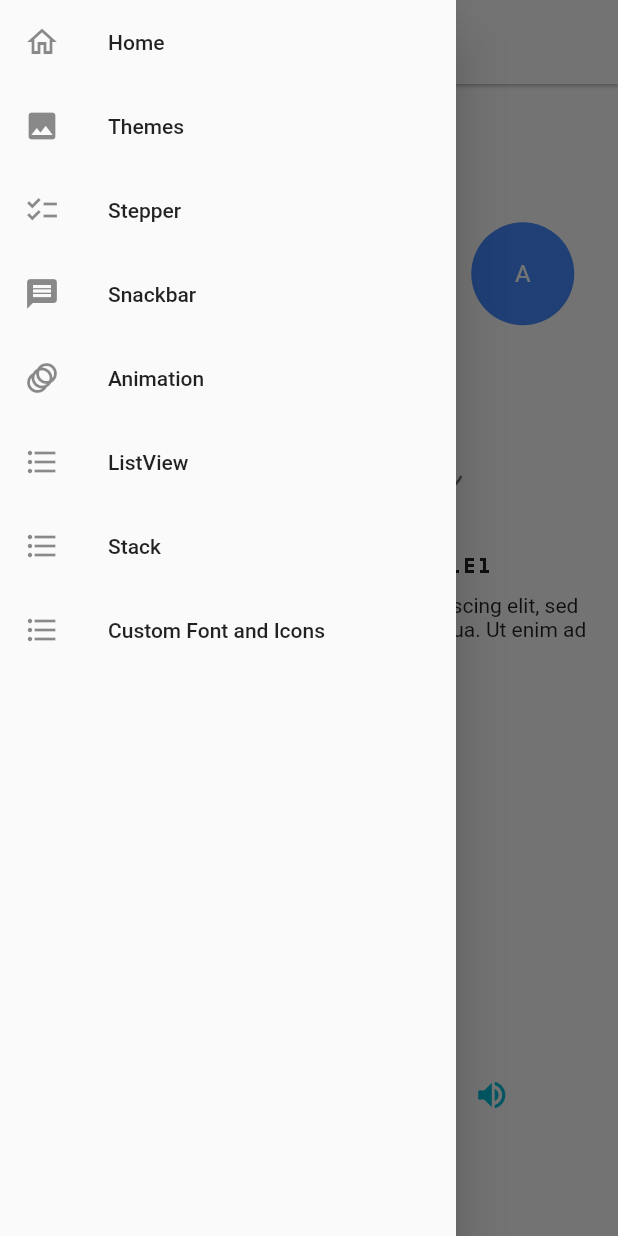
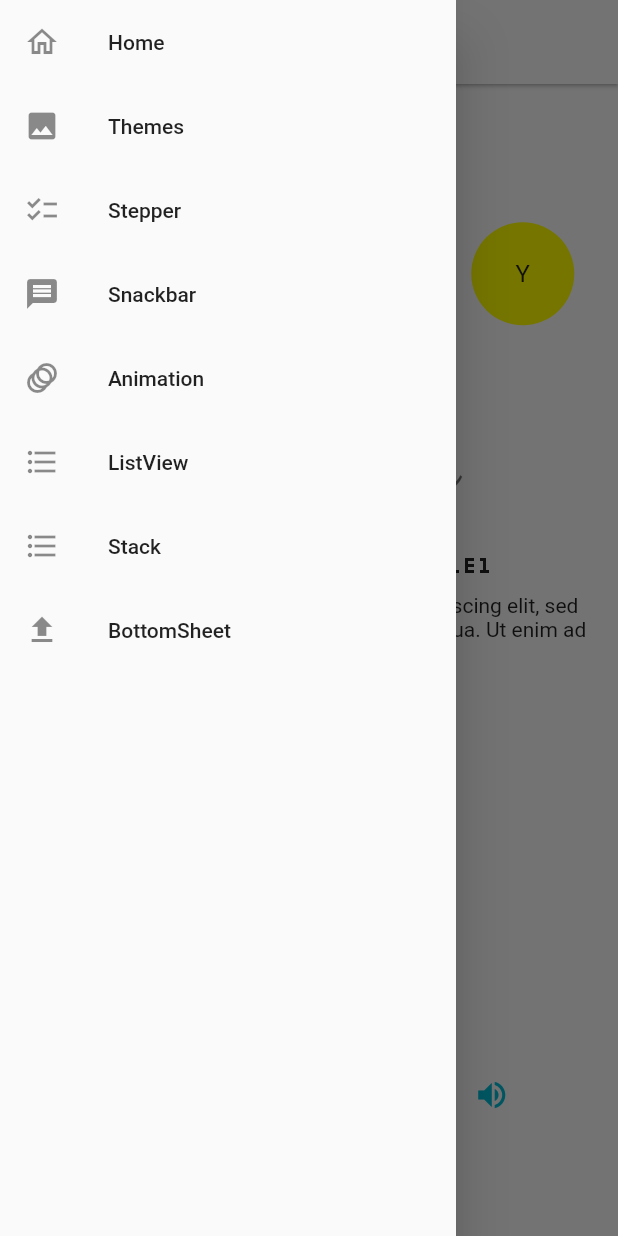
Before and after one commit to karadasmurat/basics_dart_flutter, a Flutter app: the ThemeDemo screen opened directly, with the side drawer open, on a phone screen of 412 x 824 dp. Run offline on Flutter 3.47's test engine with Material 2 defaults, Android fonts, the phone set to English and light mode, and no system bars; our stand-ins replace font_awesome_flutter, google_fonts, transparent_image; network calls fail.

Commit message:
modalbottomsheet and container circular radius

```diff
--- a/lib/flutter/navigation_drawer.dart
+++ b/lib/flutter/navigation_drawer.dart
@@ -1,6 +1,6 @@
 import 'package:basics_dart/flutter/animation.dart';
-import 'package:basics_dart/flutter/custom_font_icon.dart';
 import 'package:basics_dart/flutter/listview.dart';
+import 'package:basics_dart/flutter/modal_bottom_sheet.dart';
 import 'package:basics_dart/flutter/scaffold.dart';
 import 'package:basics_dart/flutter/snackbar.dart';
 import 'package:basics_dart/flutter/stack.dart';
@@ -97,11 +97,11 @@ class _MyDrawerState extends State<MyDrawer> {
           },
         ),
         ListTile(
-          leading: const Icon(Icons.format_list_bulleted),
-          title: const Text("Custom Font and Icons"),
+          leading: const Icon(Icons.upload),
+          title: const Text("BottomSheet"),
           onTap: () {
             Navigator.of(context).push(
-              MaterialPageRoute(builder: (context) => CustomFontIconDemo()),
+              MaterialPageRoute(builder: (context) => BottomSheetDemo()),
             );
           },
         )
--- a/lib/flutter/theme.dart
+++ b/lib/flutter/theme.dart
@@ -1,3 +1,5 @@
+import 'dart:math';
+
 import 'package:flutter/material.dart';
 import 'package:google_fonts/google_fonts.dart';
 
@@ -126,30 +128,34 @@ class _ThemeDemoState extends State<ThemeDemo> {
   }
 
   List<Container> buildCircles(int n, double screenWidth) {
+    const _chars = 'AaBbCcDdEeFfGgHhIiJjKkLlMmNnOoPpQqRrSsTtUuVvWwXxYyZz';
+
     var width = screenWidth / (1.5 * n); //there is padding etc.
-    debugPrint("width: $width");
+    //debugPrint("width: $width");
     var circles = <Container>[];
     for (var i = 0; i < n; i++) {
-      circles.add(myCircleContainer("A", width));
+      var randomChar = _chars[Random().nextInt(_chars.length)];
+      var randomAccent = Colors.accents[Random().nextInt(Colors.accents.length)];
+      circles.add(myCircleContainer(randomChar, width, color: randomAccent));
     }
 
     return circles;
   }
 
-  Container myCircleContainer(String content, double size) {
+  Container myCircleContainer(String content, double size, {Color? color}) {
     return Container(
       width: size,
       height: size,
       margin: const EdgeInsets.all(5),
       alignment: Alignment.center,
-      decoration: const BoxDecoration(
-        color: Colors.blueAccent,
+      decoration: BoxDecoration(
+        color: color ?? Colors.blueAccent,
         // Circle shape
         shape: BoxShape.circle,
       ),
       child: Text(
         content,
-        style: Theme.of(context).textTheme.subtitle1?.copyWith(color: Colors.white),
+        style: Theme.of(context).textTheme.subtitle1,
       ),
     );
   }
```
Also changed, not shown: lib/flutter/modal_bottom_sheet.dart (added, +169 -0 lines).
